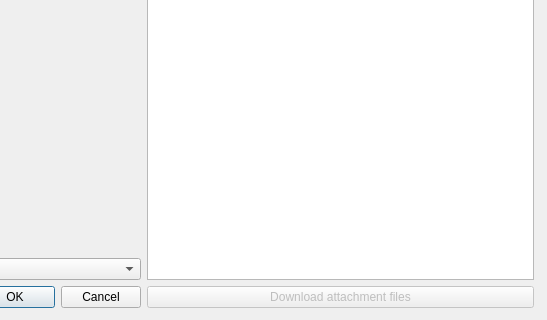
Qt form OCPM/plugin_ocpm.ui (cinemaouvert/opp_plugins) before a commit; both pictures show x 257 to 804 and y 193 to 513 of the 804 by 513 pixel window.
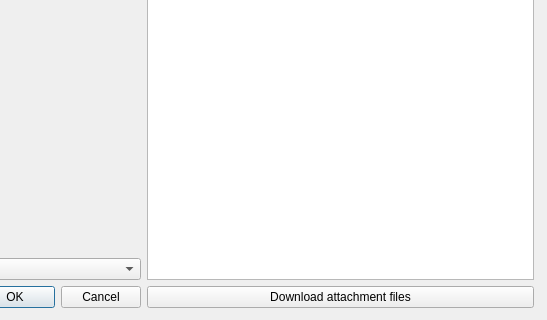
The same form after that commit. Icons and pictures are not drawn.

Commit message: extract attachments files extract info.xml

Patch:
```diff
--- a/OCPM/plugin_ocpm.ui
+++ b/OCPM/plugin_ocpm.ui
@@ -107,7 +107,7 @@
       <item>
        <widget class="QPushButton" name="pushButton_attachment">
         <property name="enabled">
-         <bool>false</bool>
+         <bool>true</bool>
         </property>
         <property name="text">
          <string>Download attachment files</string>
```
The commit also changes 2 other files.
